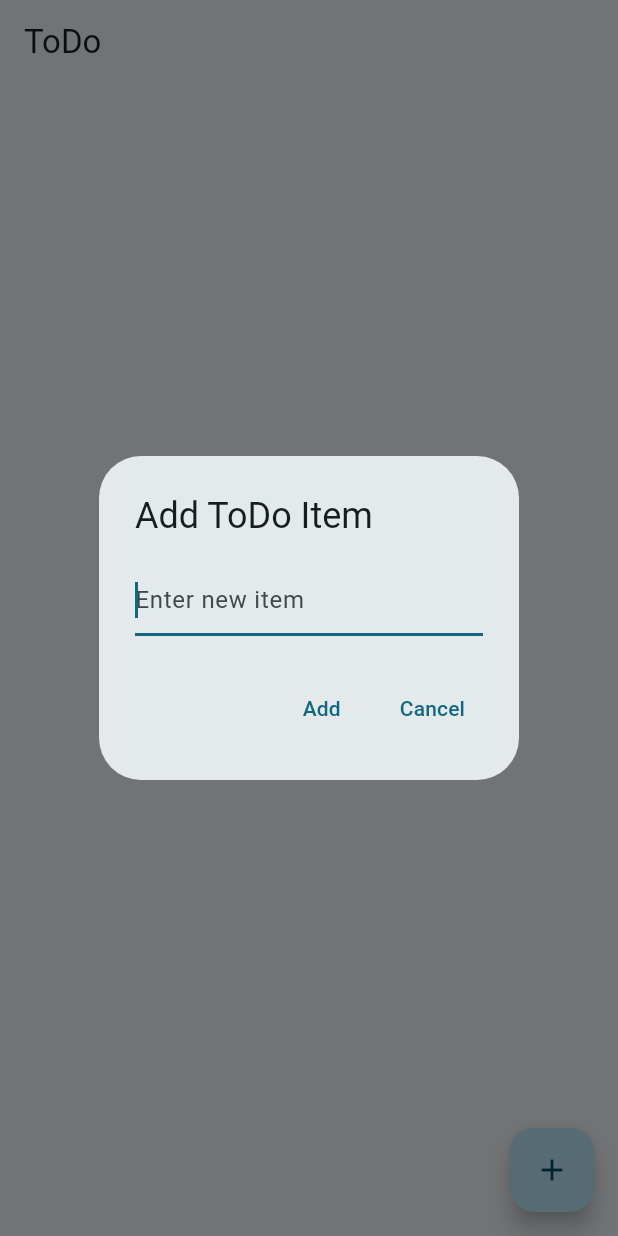
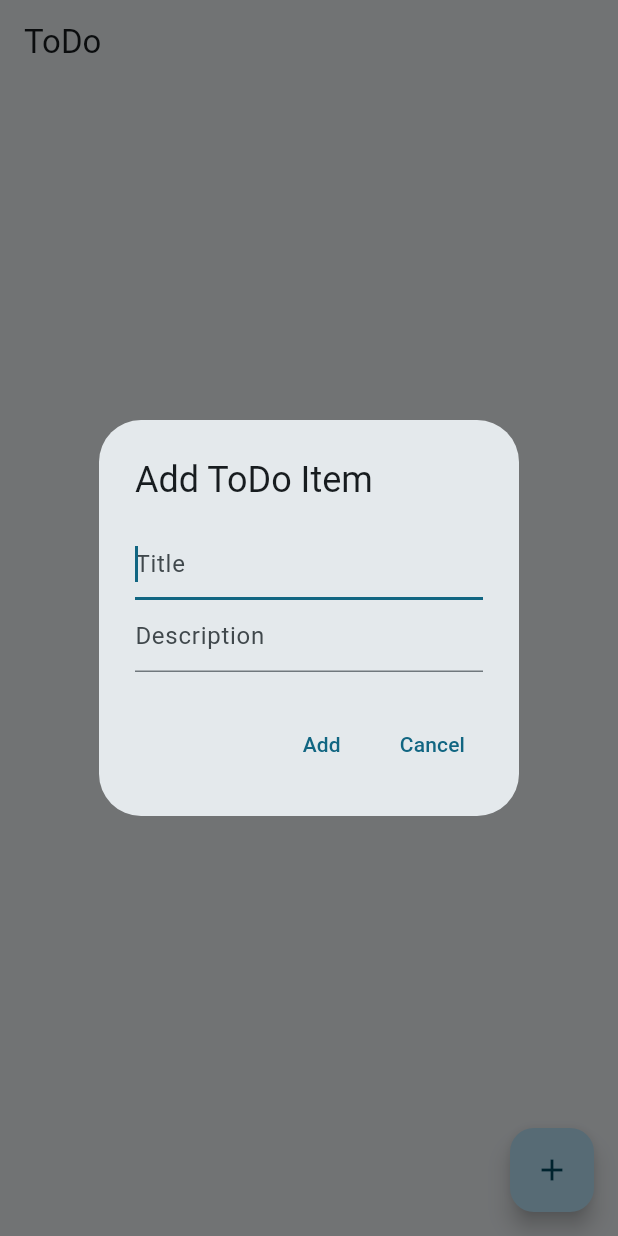
Before and after one commit to frappuccino2316/flutter_todo, a Flutter app: the screen it shows after launch, after a tap on the "add" icon, on a phone screen of 412 x 824 dp. Run offline on Flutter 3.47's test engine with Material 3 defaults, Android fonts, the phone set to English and light mode, and no system bars.

Commit message:
モデルをUIに組み込んだ

```diff
--- a/lib/main.dart
+++ b/lib/main.dart
@@ -1,4 +1,5 @@
 import 'package:flutter/material.dart';
+import 'package:simple_todo/models/todo.dart';
 
 void main() {
   runApp(const MyApp());
@@ -29,7 +30,7 @@ class ToDoListScreen extends StatefulWidget {
 }
 
 class ToDoListScreenState extends State<ToDoListScreen> {
-  List<String> todoItems = [];
+  List<ToDoItem> todoItems = [];
 
   @override
   Widget build(BuildContext context) {
@@ -41,17 +42,28 @@ class ToDoListScreenState extends State<ToDoListScreen> {
         itemCount: todoItems.length,
         itemBuilder: (context, index) {
           return ListTile(
-            title: Text(todoItems[index]),
-            trailing: IconButton(
-              icon: const Icon(Icons.delete),
-              onPressed: () {
+            title: Text(todoItems[index].title),
+            subtitle: Text(todoItems[index].description),
+            trailing: Checkbox(
+              value: todoItems[index].isCompleted,
+              onChanged: (value) {
                 setState(
                   () {
-                    todoItems.removeAt(index);
+                    todoItems[index].isCompleted = value!;
                   },
                 );
               },
             ),
+            // trailing: IconButton(
+            //   icon: const Icon(Icons.delete),
+            //   onPressed: () {
+            //     setState(
+            //       () {
+            //         todoItems.removeAt(index);
+            //       },
+            //     );
+            //   },
+            // ),
           );
         },
       ),
@@ -65,26 +77,45 @@ class ToDoListScreenState extends State<ToDoListScreen> {
   }
 
   void _addItemDialog(BuildContext context) {
-    String newItem = '';
+    String newTitle = '';
+    String newDescription = '';
+
     showDialog(
       context: context,
       builder: (BuildContext context) {
         return AlertDialog(
           title: const Text('Add ToDo Item'),
-          content: TextField(
-            autofocus: true,
-            onChanged: (value) {
-              newItem = value;
-            },
-            decoration: const InputDecoration(
-              hintText: 'Enter new item',
-            ),
+          content: Column(
+            mainAxisSize: MainAxisSize.min,
+            children: [
+              TextField(
+                autofocus: true,
+                onChanged: (value) {
+                  newTitle = value;
+                },
+                decoration: const InputDecoration(
+                  hintText: 'Title',
+                ),
+              ),
+              TextField(
+                onChanged: (value) {
+                  newDescription = value;
+                },
+                decoration: const InputDecoration(
+                  hintText: 'Description',
+                ),
+              ),
+            ],
           ),
           actions: <Widget>[
             TextButton(
               onPressed: () {
                 setState(() {
-                  if (newItem.isNotEmpty) {
+                  if (newTitle.isNotEmpty && newDescription.isNotEmpty) {
+                    ToDoItem newItem = ToDoItem(
+                      title: newTitle,
+                      description: newTitle,
+                    );
                     todoItems.add(newItem);
                   }
                   Navigator.of(context).pop();
```
